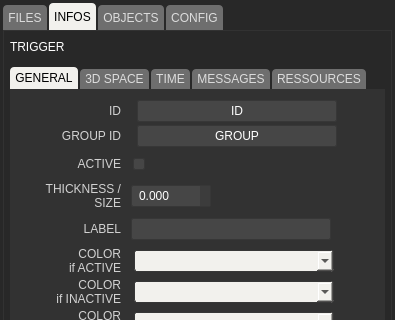
The window that gui/uiinspector.ui (buzzinglight/IanniX) describes before a commit, drawn with Qt 5; both pictures show x 0 to 395 and y 0 to 320 of the 395 by 562 pixel window.
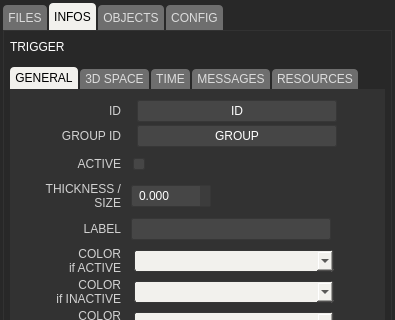
The same window after the commit. The open tabs and pages were chosen to show the change. Icons and pictures are not drawn. Custom widgets are drawn as their Qt base class.

Commit message: Fixed a few typos on Resources tab

Diff of the .ui file:
```diff
--- a/gui/uiinspector.ui
+++ b/gui/uiinspector.ui
@@ -4267,7 +4267,7 @@
               <string>Score ressources|These two lists allows you to add external file (image file for triggers appearance or score background) or to create a color palette for your score. Each ressource is identified by a unique string. Once edited, your new ressources will be available in the first tab if you want to apply them on objects.</string>
              </property>
              <attribute name="title">
-              <string>RESSOURCES</string>
+              <string>RESOURCES</string>
              </attribute>
              <layout class="QVBoxLayout" name="verticalLayout_14">
               <property name="spacing">
```
Left out of the diff: 2 changed lines with no effect on the pictures.
